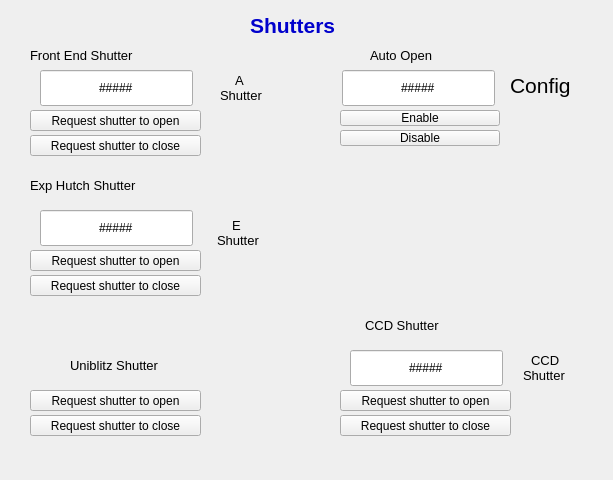
This is beamline/staff_remote_shutter.ui in APS-USAXS/caQtDM-screens as Qt 5 draws it before an edit. The edited form follows.
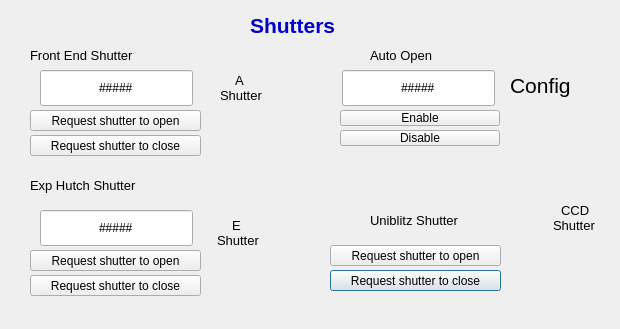
This is the edited form. Custom widgets are drawn as their Qt base class.

```diff
--- a/beamline/staff_remote_shutter.ui
+++ b/beamline/staff_remote_shutter.ui
@@ -6,8 +6,8 @@
    <rect>
     <x>0</x>
     <y>0</y>
-    <width>613</width>
-    <height>480</height>
+    <width>620</width>
+    <height>329</height>
    </rect>
   </property>
   <property name="windowTitle">
@@ -69,8 +69,8 @@
   <widget class="QLabel" name="label_55">
    <property name="geometry">
     <rect>
-     <x>70</x>
-     <y>350</y>
+     <x>370</x>
+     <y>205</y>
      <width>131</width>
      <height>32</height>
     </rect>
@@ -135,29 +135,6 @@
     <string>&lt;html&gt;&lt;head/&gt;&lt;body&gt;&lt;p&gt;&lt;span style=&quot; font-weight:400;&quot;&gt;Auto Open&lt;/span&gt;&lt;/p&gt;&lt;/body&gt;&lt;/html&gt;</string>
    </property>
   </widget>
-  <widget class="QLabel" name="label_58">
-   <property name="geometry">
-    <rect>
-     <x>365</x>
-     <y>310</y>
-     <width>151</width>
-     <height>32</height>
-    </rect>
-   </property>
-   <property name="font">
-    <font>
-     <pointsize>10</pointsize>
-     <weight>75</weight>
-     <bold>true</bold>
-    </font>
-   </property>
-   <property name="styleSheet">
-    <string notr="true">color:rgb(0, 0, 0)</string>
-   </property>
-   <property name="text">
-    <string>&lt;html&gt;&lt;head/&gt;&lt;body&gt;&lt;p&gt;&lt;span style=&quot; font-weight:400;&quot;&gt;CCD Shutter &lt;/span&gt;&lt;/p&gt;&lt;/body&gt;&lt;/html&gt;</string>
-   </property>
-  </widget>
   <widget class="QLabel" name="label_30">
    <property name="geometry">
     <rect>
@@ -245,8 +222,8 @@
   <widget class="QLabel" name="label_36">
    <property name="geometry">
     <rect>
-     <x>523</x>
-     <y>365</y>
+     <x>553</x>
+     <y>215</y>
      <width>51</width>
      <height>21</height>
     </rect>
@@ -266,8 +243,8 @@
   <widget class="QLabel" name="label_37">
    <property name="geometry">
     <rect>
-     <x>531</x>
-     <y>350</y>
+     <x>561</x>
+     <y>200</y>
      <width>31</width>
      <height>21</height>
     </rect>
@@ -341,28 +318,6 @@
     <string notr="true">12ida2:AShtr:Enable</string>
    </property>
   </widget>
-  <widget class="caLineEdit" name="calineedit_28">
-   <property name="geometry">
-    <rect>
-     <x>350</x>
-     <y>350</y>
-     <width>153</width>
-     <height>36</height>
-    </rect>
-   </property>
-   <property name="text">
-    <string>#####</string>
-   </property>
-   <property name="alignment">
-    <set>Qt::AlignCenter</set>
-   </property>
-   <property name="channel" stdset="0">
-    <string notr="true">usxRIO:Galil2Bo0_CMD</string>
-   </property>
-   <property name="formatType">
-    <enum>caLineEdit::string</enum>
-   </property>
-  </widget>
   <widget class="caMessageButton" name="camessagebutton">
    <property name="geometry">
     <rect>
@@ -537,8 +492,8 @@
   <widget class="caMessageButton" name="camessagebutton_4">
    <property name="geometry">
     <rect>
-     <x>30</x>
-     <y>390</y>
+     <x>330</x>
+     <y>245</y>
      <width>171</width>
      <height>21</height>
     </rect>
@@ -565,36 +520,6 @@
    </property>
    <property name="pressMessage">
     <string notr="true">1</string>
-   </property>
-  </widget>
-  <widget class="caMessageButton" name="camessagebutton_5">
-   <property name="geometry">
-    <rect>
-     <x>340</x>
-     <y>390</y>
-     <width>171</width>
-     <height>21</height>
-    </rect>
-   </property>
-   <property name="text">
-    <string>Request shutter to open</string>
-   </property>
-   <property name="channel" stdset="0">
-    <string notr="true">usxRIO:Galil2Bo0_CMD</string>
-   </property>
-   <property name="foreground">
-    <color>
-     <red>255</red>
-     <green>255</green>
-     <blue>255</blue>
-    </color>
-   </property>
-   <property name="background">
-    <color>
-     <red>0</red>
-     <green>0</green>
-     <blue>140</blue>
-    </color>
    </property>
    <property name="pressMessage">
     <string notr="true">1</string>
@@ -639,8 +564,8 @@
   <widget class="caMessageButton" name="camessagebutton_9">
    <property name="geometry">
     <rect>
-     <x>30</x>
-     <y>415</y>
+     <x>330</x>
+     <y>270</y>
      <width>171</width>
      <height>21</height>
     </rect>
@@ -648,6 +573,9 @@
    <property name="text">
     <string>Request shutter to close</string>
    </property>
+   <property name="default">
+    <bool>true</bool>
+   </property>
    <property name="channel" stdset="0">
     <string notr="true">12idc:uniblitz:shutter:close</string>
    </property>
@@ -668,36 +596,6 @@
    <property name="pressMessage">
     <string notr="true">0</string>
    </property>
-  </widget>
-  <widget class="caMessageButton" name="camessagebutton_10">
-   <property name="geometry">
-    <rect>
-     <x>340</x>
-     <y>415</y>
-     <width>171</width>
-     <height>21</height>
-    </rect>
-   </property>
-   <property name="text">
-    <string>Request shutter to close</string>
-   </property>
-   <property name="channel" stdset="0">
-    <string notr="true">usxRIO:Galil2Bo0_CMD</string>
-   </property>
-   <property name="foreground">
-    <color>
-     <red>255</red>
-     <green>255</green>
-     <blue>255</blue>
-    </color>
-   </property>
-   <property name="background">
-    <color>
-     <red>0</red>
-     <green>0</green>
-     <blue>140</blue>
-    </color>
-   </property>
    <property name="pressMessage">
     <string notr="true">0</string>
    </property>
@@ -795,8 +693,8 @@
   <widget class="caPolyLine" name="caPolygon_4">
    <property name="geometry">
     <rect>
-     <x>540</x>
-     <y>390</y>
+     <x>570</x>
+     <y>240</y>
      <width>20</width>
      <height>28</height>
     </rect>
@@ -885,8 +783,8 @@
   <widget class="caPolyLine" name="caPolygon_6">
    <property name="geometry">
     <rect>
-     <x>540</x>
-     <y>410</y>
+     <x>570</x>
+     <y>260</y>
      <width>20</width>
      <height>28</height>
     </rect>
@@ -1065,8 +963,8 @@
   <widget class="caPolyLine" name="caPolygon_12">
    <property name="geometry">
     <rect>
-     <x>532</x>
-     <y>385</y>
+     <x>562</x>
+     <y>235</y>
      <width>35</width>
      <height>60</height>
     </rect>
```
Left out of the diff: 12 changed lines with no effect on the pictures.
